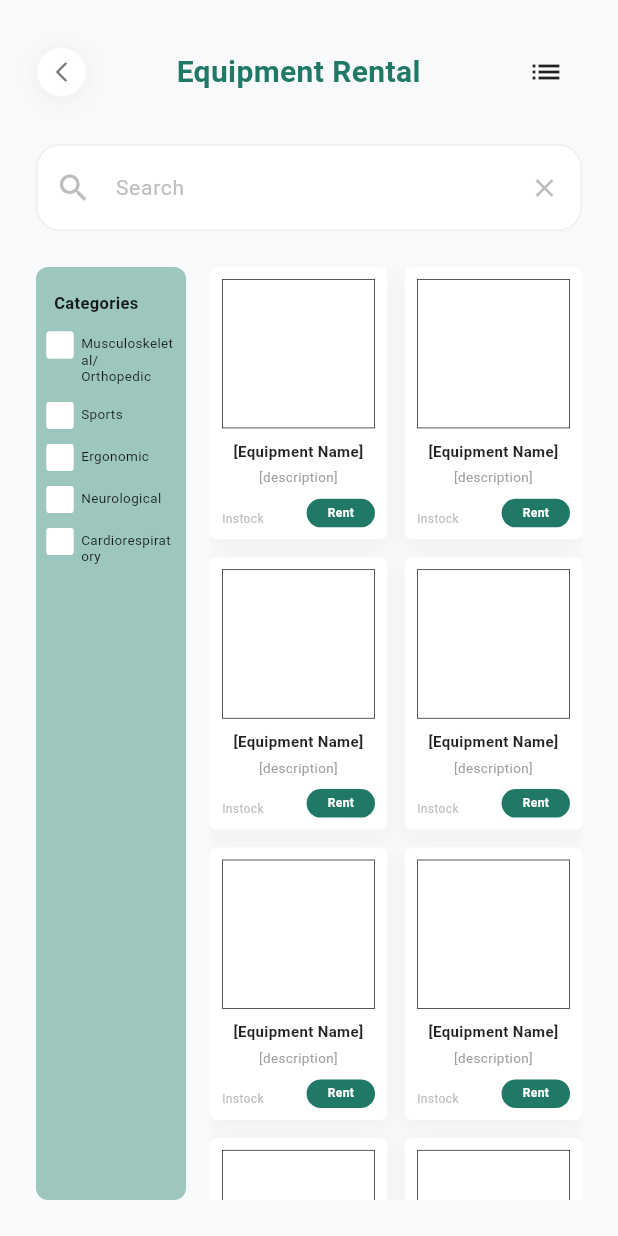
After one commit to Jinggggg030/RehabAI, a Flutter app: the EquipmentRentalPage screen opened directly, on a phone screen of 412 x 824 dp. The commit adds this screen. Run offline on Flutter 3.47's test engine with Material 3 defaults, Android fonts, the phone set to English and light mode, and no system bars; our stand-ins replace google_fonts.

Commit message:
Added a page that prompts user to insert rental reasons and request rent.

```diff
--- /dev/null
+++ b/lib/screens/equipment_rental_page.dart
@@ -0,0 +1,400 @@
+import 'package:flutter/material.dart';
+import 'package:google_fonts/google_fonts.dart';
+
+class EquipmentRentalPage extends StatelessWidget {
+  const EquipmentRentalPage({super.key});
+
+  @override
+  Widget build(BuildContext context) {
+    return Scaffold(
+      backgroundColor: const Color(0xFFF8F9FA),
+      body: SafeArea(
+        child: Padding(
+          padding: const EdgeInsets.all(24.0),
+          child: Column(
+            crossAxisAlignment: CrossAxisAlignment.stretch,
+            children: [
+              // Header
+              Row(
+                mainAxisAlignment: MainAxisAlignment.spaceBetween,
+                children: [
+                  GestureDetector(
+                    onTap: () => Navigator.pop(context),
+                    child: Container(
+                      padding: const EdgeInsets.all(8),
+                      decoration: BoxDecoration(
+                        color: Colors.white,
+                        shape: BoxShape.circle,
+                        boxShadow: [
+                          BoxShadow(
+                            color: Colors.black.withOpacity(0.05),
+                            blurRadius: 10,
+                            offset: const Offset(0, 2),
+                          ),
+                        ],
+                        border: Border.all(color: Colors.grey.shade100),
+                      ),
+                      child: const Icon(Icons.arrow_back_ios_new, size: 16, color: Colors.black54),
+                    ),
+                  ),
+                  Text(
+                    'Equipment Rental',
+                    style: GoogleFonts.readexPro(
+                      fontSize: 20,
+                      fontWeight: FontWeight.bold,
+                      color: const Color(0xFF207866),
+                    ),
+                  ),
+                  IconButton(
+                    onPressed: () {},
+                    icon: const Icon(Icons.list, color: Colors.black87),
+                  ),
+                ],
+              ),
+              const SizedBox(height: 24),
+
+              // Search Bar
+              Container(
+                decoration: BoxDecoration(
+                  color: Colors.white,
+                  borderRadius: BorderRadius.circular(16),
+                  border: Border.all(color: Colors.grey.shade200),
+                ),
+                child: TextField(
+                  decoration: InputDecoration(
+                    hintText: 'Search',
+                    hintStyle: GoogleFonts.readexPro(color: Colors.grey.shade400, fontSize: 14),
+                    prefixIcon: Icon(Icons.search, color: Colors.grey.shade400),
+                    suffixIcon: Icon(Icons.close, color: Colors.grey.shade400, size: 20),
+                    border: InputBorder.none,
+                    contentPadding: const EdgeInsets.symmetric(vertical: 16),
+                  ),
+                ),
+              ),
+              const SizedBox(height: 24),
+
+              // Body content
+              Expanded(
+                child: Row(
+                  crossAxisAlignment: CrossAxisAlignment.start,
+                  children: [
+                    // Sidebar (Categories)
+                    Container(
+                      width: 100,
+                      decoration: BoxDecoration(
+                        color: const Color(0xFF86B9B0).withOpacity(0.8), // light teal
+                        borderRadius: BorderRadius.circular(8),
+                      ),
+                      padding: const EdgeInsets.symmetric(horizontal: 8, vertical: 16),
+                      child: Column(
+                        crossAxisAlignment: CrossAxisAlignment.start,
+                        children: [
+                          Padding(
+                            padding: const EdgeInsets.only(left: 4.0, bottom: 12.0),
+                            child: Text(
+                              'Categories',
+                              style: GoogleFonts.readexPro(
+                                fontSize: 11,
+                                fontWeight: FontWeight.bold,
+                                color: Colors.black87,
+                              ),
+                            ),
+                          ),
+                          const _CategoryCheckbox(title: 'Musculoskeletal/\nOrthopedic'),
+                          const _CategoryCheckbox(title: 'Sports'),
+                          const _CategoryCheckbox(title: 'Ergonomic'),
+                          const _CategoryCheckbox(title: 'Neurological'),
+                          const _CategoryCheckbox(title: 'Cardiorespiratory'),
+                        ],
+                      ),
+                    ),
+                    const SizedBox(width: 16),
+
+                    // Grid of Items
+                    Expanded(
+                      child: GridView.builder(
+                        itemCount: 10, // 6 items from the image
+                        gridDelegate: const SliverGridDelegateWithFixedCrossAxisCount(
+                          crossAxisCount: 2,
+                          crossAxisSpacing: 12,
+                          mainAxisSpacing: 12,
+                          childAspectRatio: 0.65,
+                        ),
+                        itemBuilder: (context, index) {
+                          return _buildEquipmentCard(context);
+                        },
+                      ),
+                    ),
+                  ],
+                ),
+              ),
+            ],
+          ),
+        ),
+      ),
+    );
+  }
+
+  Widget _buildEquipmentCard(BuildContext context) {
+    return Container(
+      decoration: BoxDecoration(
+        color: Colors.white,
+        borderRadius: BorderRadius.circular(4),
+        boxShadow: [
+          BoxShadow(
+            color: Colors.black.withOpacity(0.04),
+            blurRadius: 10,
+            offset: const Offset(0, 4),
+          ),
+        ],
+      ),
+      padding: const EdgeInsets.all(8),
+      child: Column(
+        crossAxisAlignment: CrossAxisAlignment.stretch,
+        children: [
+          // Image placeholder
+          Expanded(
+            child: Container(
+              decoration: BoxDecoration(
+                color: Colors.white,
+                border: Border.all(color: Colors.black87, width: 0.5),
+              ),
+            ),
+          ),
+          const SizedBox(height: 8),
+          Text(
+            '[Equipment Name]',
+            textAlign: TextAlign.center,
+            style: GoogleFonts.readexPro(
+              fontSize: 10,
+              fontWeight: FontWeight.bold,
+              color: Colors.black87,
+            ),
+          ),
+          const SizedBox(height: 4),
+          Text(
+            '[description]',
+            textAlign: TextAlign.center,
+            style: GoogleFonts.readexPro(
+              fontSize: 9,
+              color: Colors.grey.shade500,
+            ),
+          ),
+          const SizedBox(height: 8),
+          Row(
+            mainAxisAlignment: MainAxisAlignment.spaceBetween,
+            crossAxisAlignment: CrossAxisAlignment.end,
+            children: [
+              Text(
+                'Instock',
+                style: GoogleFonts.readexPro(
+                  fontSize: 8,
+                  color: Colors.grey.shade400,
+                ),
+              ),
+              GestureDetector(
+                onTap: () => _showRentalDialog(context),
+                child: Container(
+                  padding: const EdgeInsets.symmetric(horizontal: 14, vertical: 4),
+                  decoration: BoxDecoration(
+                    color: const Color(0xFF207866),
+                    borderRadius: BorderRadius.circular(12),
+                  ),
+                  child: Text(
+                    'Rent',
+                    style: GoogleFonts.readexPro(
+                      fontSize: 8,
+                      fontWeight: FontWeight.bold,
+                      color: Colors.white,
+                    ),
+                  ),
+                ),
+              ),
+            ],
+          ),
+        ],
+      ),
+    );
+  }
+
+  void _showRentalDialog(BuildContext context) {
+    showDialog(
+      context: context,
+      builder: (BuildContext context) {
+        return Dialog(
+          backgroundColor: Colors.white,
+          shape: RoundedRectangleBorder(
+            borderRadius: BorderRadius.circular(8),
+          ),
+          child: Padding(
+            padding: const EdgeInsets.all(20.0),
+            child: Column(
+              mainAxisSize: MainAxisSize.min,
+              crossAxisAlignment: CrossAxisAlignment.stretch,
+              children: [
+                // Close button
+                Align(
+                  alignment: Alignment.topRight,
+                  child: GestureDetector(
+                    onTap: () => Navigator.pop(context),
+                    child: const Icon(Icons.close, size: 20, color: Colors.black54),
+                  ),
+                ),
+                const SizedBox(height: 8),
+
+                // Image Placeholder
+                Center(
+                  child: Container(
+                    width: 150,
+                    height: 150,
+                    decoration: BoxDecoration(
+                      color: Colors.white,
+                      border: Border.all(color: Colors.black87),
+                    ),
+                  ),
+                ),
+                const SizedBox(height: 16),
+
+                // Equipment Name
+                Text(
+                  '[Equipment name]',
+                  textAlign: TextAlign.center,
+                  style: GoogleFonts.readexPro(
+                    fontSize: 16,
+                    fontWeight: FontWeight.bold,
+                    color: Colors.black87,
+                  ),
+                ),
+                const SizedBox(height: 24),
+
+                // Dropdowns
+                _buildDialogDropdownRow('Physiotherapy Session:'),
+                const SizedBox(height: 16),
+                _buildDialogDropdownRow('Reason for Rental:'),
+                const SizedBox(height: 16),
+                _buildDialogDropdownRow('Rental Duration:'),
+
+                const SizedBox(height: 32),
+
+                // Request Rental Button
+                Center(
+                  child: ElevatedButton(
+                    onPressed: () {
+                      Navigator.pop(context);
+                    },
+                    style: ElevatedButton.styleFrom(
+                      backgroundColor: const Color(0xFF207866),
+                      foregroundColor: Colors.white,
+                      padding: const EdgeInsets.symmetric(horizontal: 24, vertical: 12),
+                      shape: RoundedRectangleBorder(
+                        borderRadius: BorderRadius.circular(6),
+                      ),
+                      minimumSize: Size.zero,
+                      tapTargetSize: MaterialTapTargetSize.shrinkWrap,
+                    ),
+                    child: Text(
+                      'Request Rental',
+                      style: GoogleFonts.readexPro(
+                        fontSize: 12,
+                        fontWeight: FontWeight.bold,
+                      ),
+                    ),
+                  ),
+                ),
+              ],
+            ),
+          ),
+        );
+      },
+    );
+  }
+
+  Widget _buildDialogDropdownRow(String label) {
+    return Row(
+      mainAxisAlignment: MainAxisAlignment.spaceBetween,
+      children: [
+        Text(
+          label,
+          style: GoogleFonts.readexPro(
+            fontSize: 11,
+            fontWeight: FontWeight.bold,
+            color: Colors.black87,
+          ),
+        ),
+        Row(
+          children: [
+            Text(
+              'List',
+              style: GoogleFonts.readexPro(
+                fontSize: 11,
+                color: Colors.black87,
+              ),
+            ),
+            const SizedBox(width: 4),
+            const Icon(Icons.keyboard_arrow_down, size: 16, color: Colors.black54),
+          ],
+        ),
+      ],
+    );
+  }
+}
+
+class _CategoryCheckbox extends StatefulWidget {
+  final String title;
+
+  const _CategoryCheckbox({required this.title});
+
+  @override
+  State<_CategoryCheckbox> createState() => _CategoryCheckboxState();
+}
+
+class _CategoryCheckboxState extends State<_CategoryCheckbox> {
+  bool _isChecked = false;
+
+  @override
+  Widget build(BuildContext context) {
+    return Padding(
+      padding: const EdgeInsets.only(bottom: 12.0),
+      child: Row(
+        crossAxisAlignment: CrossAxisAlignment.start,
+        children: [
+          SizedBox(
+            width: 16,
+            height: 16,
+            child: Checkbox(
+              value: _isChecked,
+              onChanged: (value) {
+                setState(() {
+                  _isChecked = value ?? false;
+                });
+              },
+              fillColor: MaterialStateProperty.resolveWith((states) {
+                if (states.contains(MaterialState.selected)) {
+                  return const Color(0xFF207866); // Dark teal
+                }
+                return Colors.white;
+              }),
+              checkColor: Colors.white,
+              side: const BorderSide(color: Colors.white, width: 1.5),
+              materialTapTargetSize: MaterialTapTargetSize.shrinkWrap,
+            ),
+          ),
+          const SizedBox(width: 6),
+          Expanded(
+            child: Padding(
+              padding: const EdgeInsets.only(top: 2.0),
+              child: Text(
+                widget.title,
+                style: GoogleFonts.readexPro(
+                  fontSize: 9,
+                  color: Colors.black87,
+                  height: 1.2,
+                ),
+              ),
+            ),
+          ),
+        ],
+      ),
+    );
+  }
+}
--- a/lib/screens/services_page.dart
+++ b/lib/screens/services_page.dart
@@ -3,6 +3,8 @@ import 'package:google_fonts/google_fonts.dart';
 import 'package:rehab_ai/screens/live_chat_page.dart';
 import 'package:rehab_ai/screens/my_appointments_page.dart';
 import 'package:rehab_ai/screens/rehabilitation_exercises_page.dart';
+import 'package:rehab_ai/screens/equipment_rental_page.dart';
+
 class ServicesPage extends StatelessWidget {
   const ServicesPage({super.key});
 
@@ -92,7 +94,16 @@ class ServicesPage extends StatelessWidget {
                 },
               ),
               const SizedBox(height: 20),
-              _buildServiceCard('Equipment Rental', 'description'),
+              _buildServiceCard(
+                'Equipment Rental',
+                'description',
+                onTap: () {
+                  Navigator.push(
+                    context,
+                    MaterialPageRoute(builder: (context) => const EquipmentRentalPage()),
+                  );
+                },
+              ),
               const SizedBox(height: 20),
               _buildServiceCard('Contact', 'description'),
               const SizedBox(height: 40),
```
